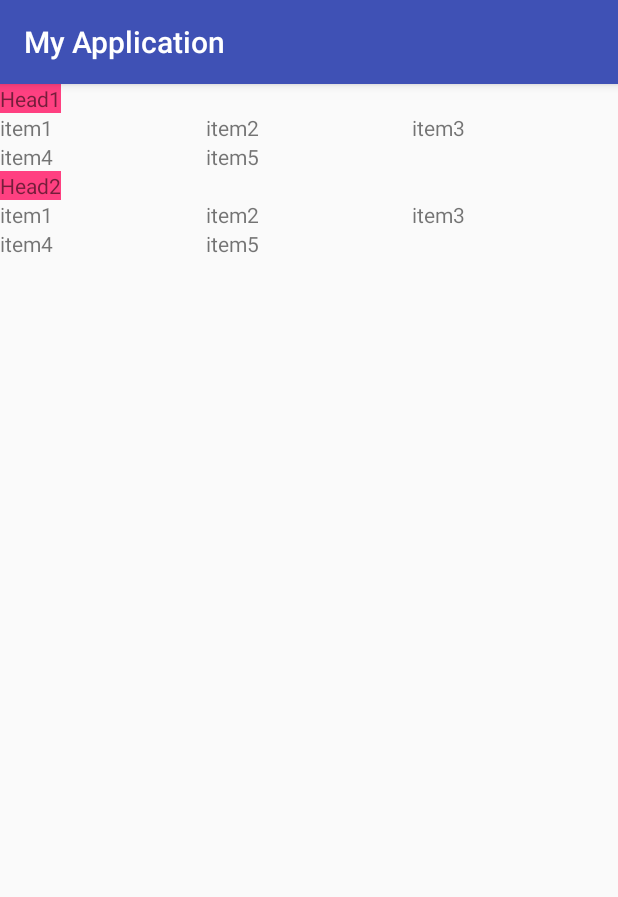
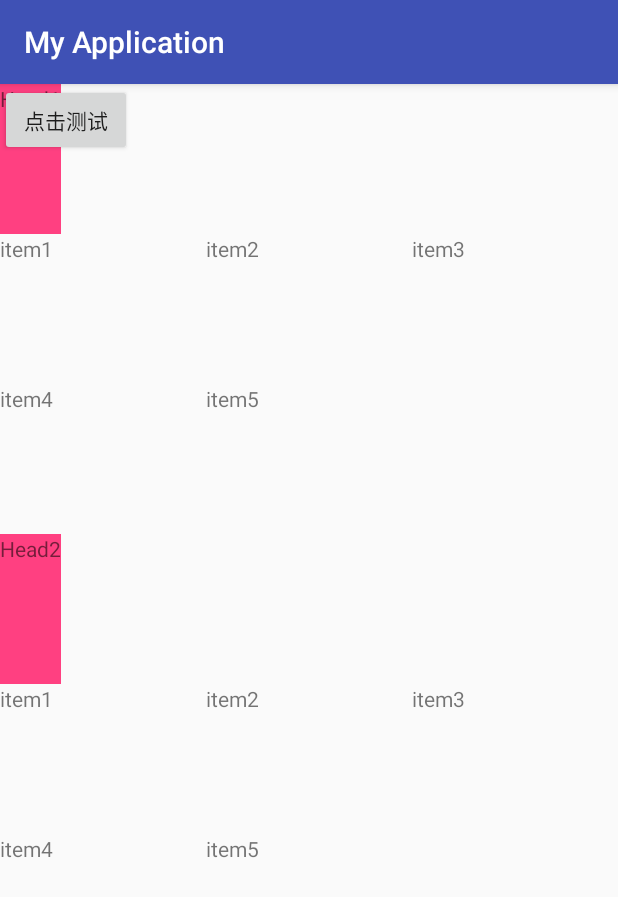
Before and after one commit to gybin02/SharePreferencesTest, an Android app: the GridActivity screen opened directly, with no data from a screen before it, on a phone screen of 412 x 824 dp. Shown: the top 897 px of the screen. Run offline under Robolectric (Android 15) with nearby library versions, the phone set to English and light mode, and no system bars.

Commit message:
测试 GridView方法。

```diff
--- a/app/src/main/java/com/android/extremez/sharepreferencestest/GridActivity.java
+++ b/app/src/main/java/com/android/extremez/sharepreferencestest/GridActivity.java
@@ -4,13 +4,17 @@ import android.os.Bundle;
 import android.support.v7.app.AppCompatActivity;
 import android.support.v7.widget.GridLayoutManager;
 import android.support.v7.widget.RecyclerView;
+import android.util.Log;
+import android.view.View;
 
 import com.meiyou.jet.myapplication.R;
 
 import java.util.ArrayList;
 
 public class GridActivity extends AppCompatActivity {
+    private static final String TAG = "GridActivity";
     ArrayList<Bean> dataList = new ArrayList<>();
+    private RecyclerView rv;
 
     @Override
     protected void onCreate(Bundle savedInstanceState) {
@@ -19,7 +23,14 @@ public class GridActivity extends AppCompatActivity {
 
         initData();
 
-        RecyclerView rv = findViewById(R.id.recycle_view);
+        rv = findViewById(R.id.recycle_view);
+        View btn_test = findViewById(R.id.btn_test);
+        btn_test.setOnClickListener(new View.OnClickListener() {
+            @Override
+            public void onClick(View v) {
+                setText();
+            }
+        });
 
         GridLayoutManager manager = new GridLayoutManager(this, 3);
         manager.setSpanSizeLookup(new GridLayoutManager.SpanSizeLookup() {
@@ -34,7 +45,21 @@ public class GridActivity extends AppCompatActivity {
         });
         rv.setLayoutManager(manager);
 
-        rv.setAdapter(new MyAdapter(this,dataList));
+        rv.setAdapter(new MyAdapter(this, dataList, rv));
+    }
+
+    private void setText() {
+        GridLayoutManager layoutManager = (GridLayoutManager) rv.getLayoutManager();
+        int size = dataList.size();
+        for (int position = 0; position < size; position++) {
+            Bean bean = dataList.get(position);
+            int count = size;
+            int groupIndex = layoutManager.getSpanSizeLookup().getSpanGroupIndex(position, count);
+            int spanIndex = layoutManager.getSpanSizeLookup().getSpanIndex(position, count);
+            String format = String.format("%s; group: %s; span: %s", bean.text, groupIndex, spanIndex);
+            Log.e(TAG, "setText: "+format );
+        }
+
     }
 
     private void initData() {
--- a/app/src/main/java/com/android/extremez/sharepreferencestest/MyAdapter.java
+++ b/app/src/main/java/com/android/extremez/sharepreferencestest/MyAdapter.java
@@ -15,13 +15,16 @@ import java.util.ArrayList;
  * @since 2018/7/23
  */
 class MyAdapter extends RecyclerView.Adapter {
+    private static final String TAG = "MyAdapter";
 
     private final ArrayList<GridActivity.Bean> dataList;
     private final Activity activity;
+    private final RecyclerView rv;
 
-    public MyAdapter(Activity activity, ArrayList<GridActivity.Bean> dataList) {
+    public MyAdapter(Activity activity, ArrayList<GridActivity.Bean> dataList, RecyclerView rv) {
         this.dataList = dataList;
         this.activity = activity;
+        this.rv = rv;
     }
 
     @Override
@@ -42,9 +45,27 @@ class MyAdapter extends RecyclerView.Adapter {
     }
 
     @Override
-    public void onBindViewHolder(RecyclerView.ViewHolder holder, int position) {
+    public void onBindViewHolder(RecyclerView.ViewHolder holder, final int position) {
         GridActivity.Bean bean = dataList.get(position);
-        ((TextView) holder.itemView.findViewById(R.id.textview)).setText(bean.text);
+        TextView textView = (TextView) holder.itemView.findViewById(R.id.textview);
+        final int count = dataList.size();
+
+//        GridLayoutManager layoutManager = (GridLayoutManager) rv.getLayoutManager();
+//        int groupIndex = layoutManager.getSpanSizeLookup().getSpanGroupIndex(position, count);
+//        int spanIndex = layoutManager.getSpanSizeLookup().getSpanIndex(position, count);
+//        String format = String.format("%s; group: %s; span: %s",bean.text, groupIndex, spanIndex);
+
+        textView.setText(bean.text);
+//        textView.setOnClickListener(new View.OnClickListener() {
+//            @Override
+//            public void onClick(View v) {
+//                GridLayoutManager layoutManager = (GridLayoutManager) rv.getLayoutManager();
+//                int groupIndex = layoutManager.getSpanSizeLookup().getSpanGroupIndex(position, count);
+//                int spanIndex = layoutManager.getSpanSizeLookup().getSpanIndex(position, count);
+//
+//                Log.e(TAG, "onClick: " + String.format("group: %s; span: %s", groupIndex, spanIndex));
+//            }
+//        });
     }
 
 
--- a/app/src/main/res/layout/activity_grid.xml
+++ b/app/src/main/res/layout/activity_grid.xml
@@ -5,6 +5,11 @@
     android:layout_width="match_parent"
     android:layout_height="match_parent"
     tools:context="com.android.extremez.sharepreferencestest.GridActivity">
+    <Button
+        android:layout_width="wrap_content"
+        android:id="@+id/btn_test"
+        android:text="点击测试"
+        android:layout_height="wrap_content" />
 
     <android.support.v7.widget.RecyclerView
         android:id="@+id/recycle_view"
--- a/app/src/main/res/layout/item_grid.xml
+++ b/app/src/main/res/layout/item_grid.xml
@@ -9,6 +9,6 @@
     <TextView
         android:id="@+id/textview"
         android:layout_width="wrap_content"
-        android:layout_height="wrap_content"
+        android:layout_height="100dp"
         android:text="test" />
 </android.support.constraint.ConstraintLayout>
--- a/app/src/main/res/layout/item_grid_head.xml
+++ b/app/src/main/res/layout/item_grid_head.xml
@@ -10,6 +10,6 @@
         android:id="@+id/textview"
         android:layout_width="wrap_content"
         android:background="@color/colorAccent"
-        android:layout_height="wrap_content"
+        android:layout_height="100dp"
         android:text="test" />
 </android.support.constraint.ConstraintLayout>
```
